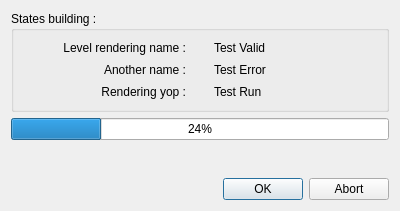
The window that BatchLightUE4/Views/WindowsRendering.ui (shenyu0403/BatchBuildLightUE4) describes before a commit, drawn with Qt 5.
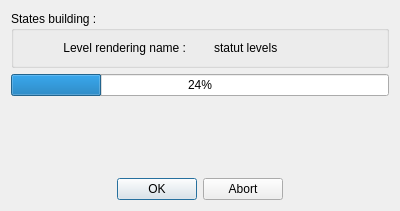
The same window after the commit. Icons and pictures are not drawn.

Patch:
```diff
--- a/BatchLightUE4/Views/WindowsRendering.ui
+++ b/BatchLightUE4/Views/WindowsRendering.ui
@@ -29,12 +29,18 @@
    </item>
    <item row="3" column="0" colspan="2">
     <widget class="QDialogButtonBox" name="buttonBox">
+     <property name="enabled">
+      <bool>true</bool>
+     </property>
      <property name="orientation">
       <enum>Qt::Horizontal</enum>
      </property>
      <property name="standardButtons">
       <set>QDialogButtonBox::Abort|QDialogButtonBox::Ok</set>
      </property>
+     <property name="centerButtons">
+      <bool>true</bool>
+     </property>
     </widget>
    </item>
    <item row="1" column="0" colspan="2">
@@ -105,93 +111,7 @@
         <item>
          <widget class="QLabel" name="lvl_state1">
           <property name="text">
-           <string>Test Valid</string>
-          </property>
-         </widget>
-        </item>
-       </layout>
-      </item>
-      <item>
-       <layout class="QHBoxLayout" name="horizontalLayout">
-        <item>
-         <widget class="QLabel" name="label_2">
-          <property name="text">
-           <string>Another name :</string>
-          </property>
-          <property name="alignment">
-           <set>Qt::AlignRight|Qt::AlignTrailing|Qt::AlignVCenter</set>
-          </property>
-         </widget>
-        </item>
-        <item>
-         <widget class="QLabel" name="label_6">
-          <property name="minimumSize">
-           <size>
-            <width>16</width>
-            <height>16</height>
-           </size>
-          </property>
-          <property name="maximumSize">
-           <size>
-            <width>16</width>
-            <height>16</height>
-           </size>
-          </property>
-          <property name="text">
-           <string/>
-          </property>
-          <property name="pixmap">
-           <pixmap>../Resources/s-x.png</pixmap>
-          </property>
-         </widget>
-        </item>
-        <item>
-         <widget class="QLabel" name="label">
-          <property name="text">
-           <string>Test Error</string>
-          </property>
-         </widget>
-        </item>
-       </layout>
-      </item>
-      <item>
-       <layout class="QHBoxLayout" name="horizontalLayout_2">
-        <item>
-         <widget class="QLabel" name="label_4">
-          <property name="text">
-           <string>Rendering yop :</string>
-          </property>
-          <property name="alignment">
-           <set>Qt::AlignRight|Qt::AlignTrailing|Qt::AlignVCenter</set>
-          </property>
-         </widget>
-        </item>
-        <item>
-         <widget class="QLabel" name="label_5">
-          <property name="minimumSize">
-           <size>
-            <width>16</width>
-            <height>16</height>
-           </size>
-          </property>
-          <property name="maximumSize">
-           <size>
-            <width>16</width>
-            <height>16</height>
-           </size>
-          </property>
-          <property name="text">
-           <string notr="true"/>
-          </property>
-          <property name="pixmap">
-           <pixmap>../Resources/s-zap.png</pixmap>
-          </property>
-         </widget>
-        </item>
-        <item>
-         <widget class="QLabel" name="label_3">
-          <property name="text">
-           <string>Test Run</string>
+           <string>statut levels</string>
           </property>
          </widget>
         </item>
```
Left out of the diff: 3 changed lines with no effect on the pictures.
